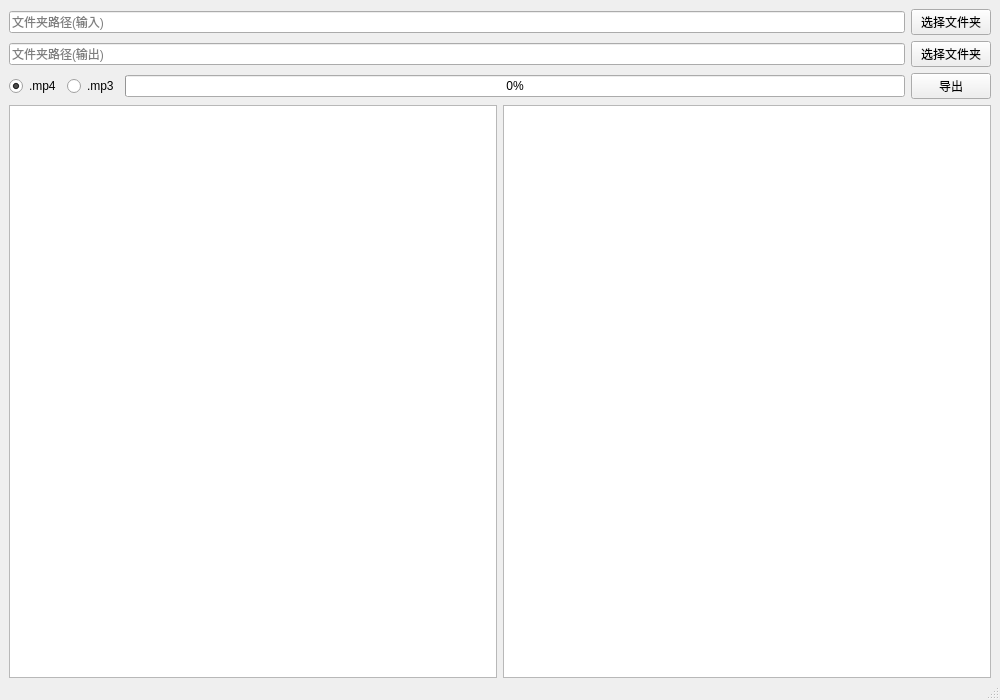
Before: the Qt Designer form src/bilibili_ui.ui in Neo-513/project-qt, drawn with Qt 5.
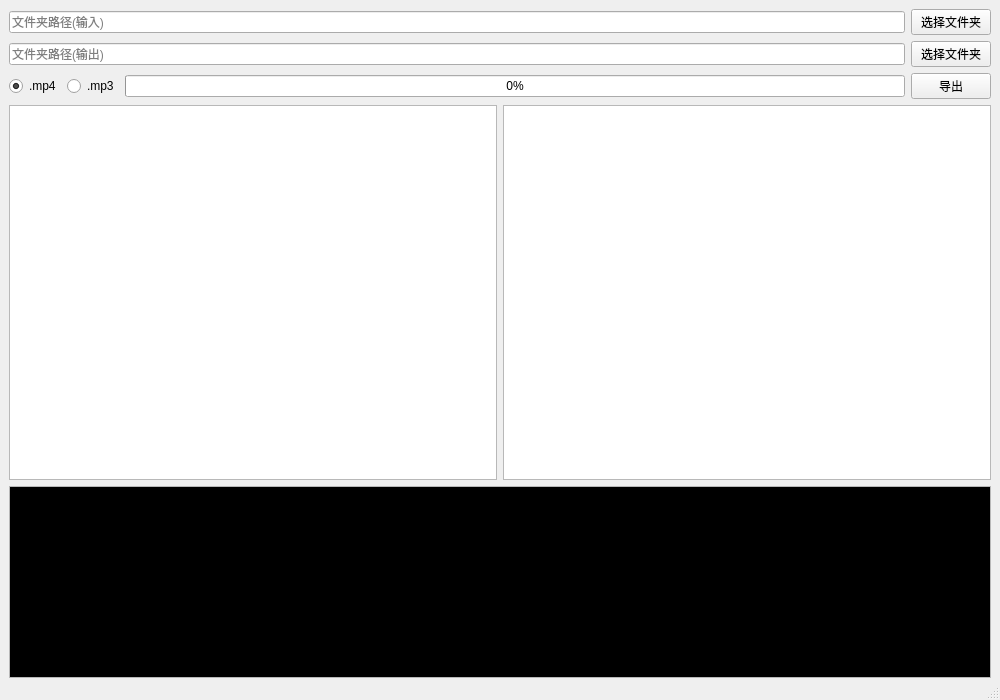
After: the same form once the commit is applied.

```diff
--- a/src/bilibili_ui.ui
+++ b/src/bilibili_ui.ui
@@ -164,6 +164,49 @@
       </item>
      </layout>
     </item>
+    <item>
+     <widget class="QPlainTextEdit" name="plainTextEdit">
+      <property name="sizePolicy">
+       <sizepolicy hsizetype="Expanding" vsizetype="Fixed">
+        <horstretch>0</horstretch>
+        <verstretch>0</verstretch>
+       </sizepolicy>
+      </property>
+      <property name="palette">
+       <palette>
+        <active>
+         <colorrole role="Base">
+          <brush brushstyle="SolidPattern">
+           <color alpha="255">
+            <red>0</red>
+            <green>0</green>
+            <blue>0</blue>
+           </color>
+          </brush>
+         </colorrole>
+        </active>
+        <inactive>
+         <colorrole role="Base">
+          <brush brushstyle="SolidPattern">
+           <color alpha="255">
+            <red>0</red>
+            <green>0</green>
+            <blue>0</blue>
+           </color>
+          </brush>
+         </colorrole>
+        </inactive>
+        <disabled/>
+       </palette>
+      </property>
+      <property name="lineWrapMode">
+       <enum>QPlainTextEdit::LineWrapMode::NoWrap</enum>
+      </property>
+      <property name="readOnly">
+       <bool>true</bool>
+      </property>
+     </widget>
+    </item>
    </layout>
   </widget>
   <widget class="QMenuBar" name="menubar">
```
Left out of the diff: 6 changed lines with no effect on the pictures.
